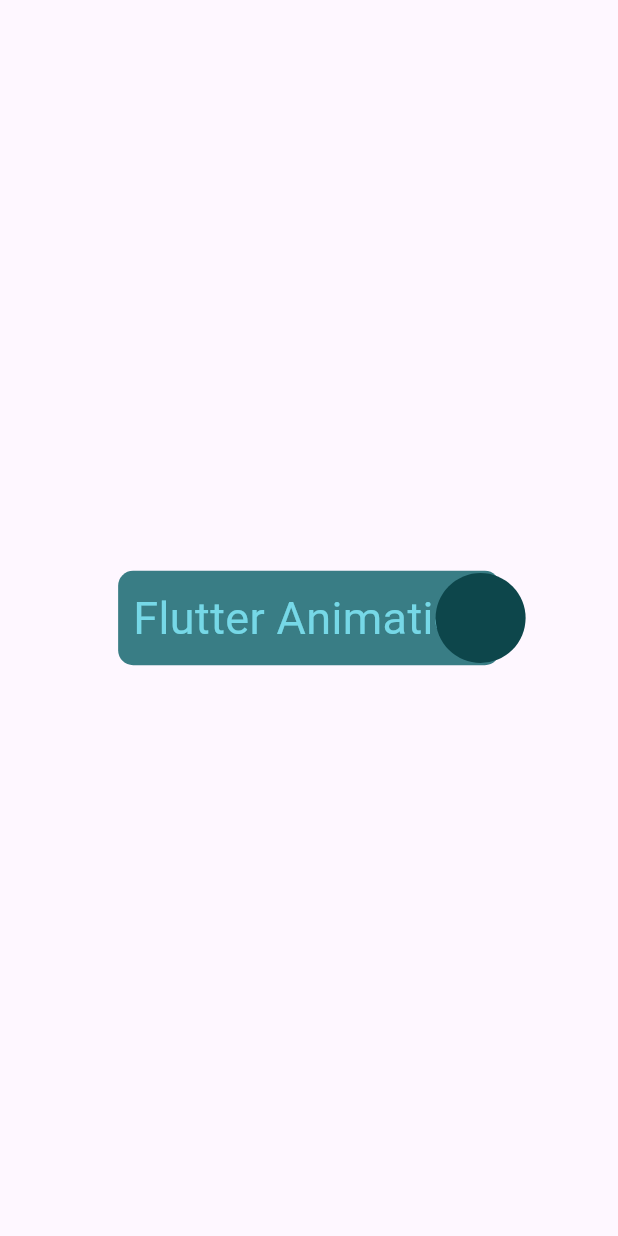
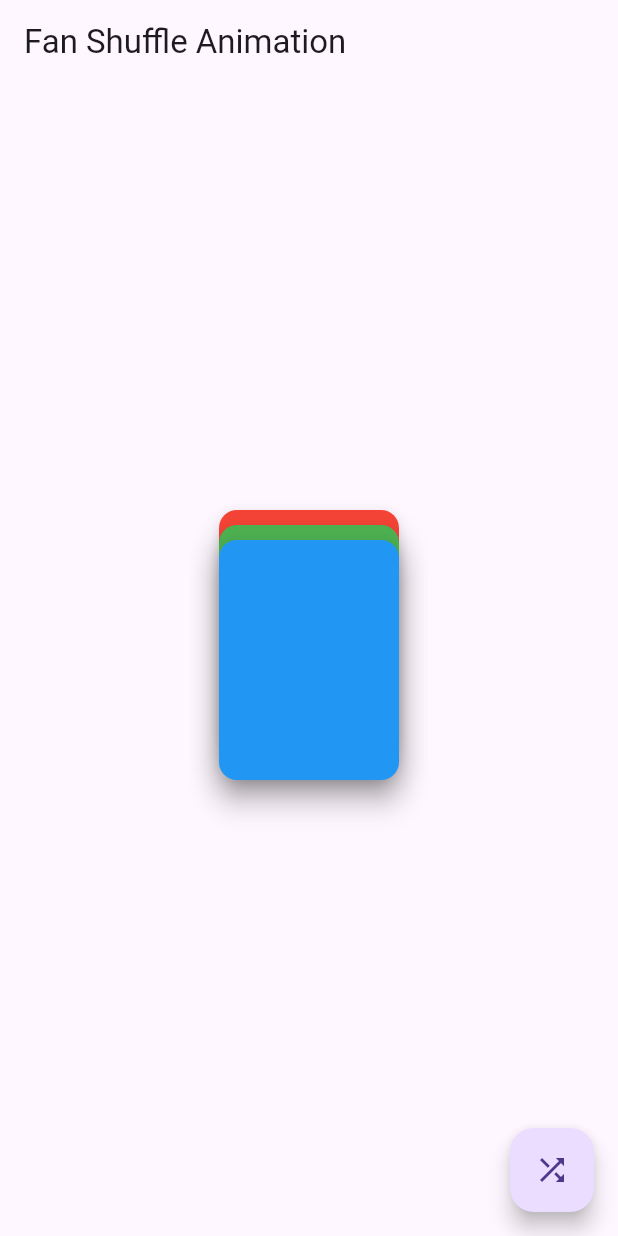
Before and after one commit to TheAsiyaS/newCreations, a Flutter app: the screen it shows after launch, on a phone screen of 412 x 824 dp. Run offline on Flutter 3.47's test engine with Material 3 defaults, Android fonts, the phone set to English and light mode, and no system bars; our stand-ins replace carousel_slider, sqflite; accounts and stored records are empty.

Commit message:
fan shuffle with cards when user press button

```diff
--- /dev/null
+++ b/lib/db/animation/Animationcardmove.dart
@@ -0,0 +1,90 @@
+// flutter card movement 3,2,1 animation (fan shuffle)
+
+
+import 'dart:ui';
+
+import 'package:flutter/material.dart';
+import 'dart:math';
+
+class FanCardAnimation extends StatefulWidget {
+  @override
+  _FanCardAnimationState createState() => _FanCardAnimationState();
+}
+
+class _FanCardAnimationState extends State<FanCardAnimation>
+    with SingleTickerProviderStateMixin {
+  late AnimationController _controller;
+  late Animation<double> _animation;
+  bool isFanned = false;
+
+  @override
+  void initState() {
+    super.initState();
+    _controller = AnimationController(
+      duration: Duration(milliseconds: 500),
+      vsync: this,
+    );
+
+    _animation = CurvedAnimation(parent: _controller, curve: Curves.easeInOut);
+  }
+
+  void toggleFan() {
+    setState(() {
+      isFanned = !isFanned;
+      if (isFanned) {
+        _controller.forward();
+      } else {
+        _controller.reverse();
+      }
+    });
+  }
+
+  Widget buildCard(Color color, double angle, double offset, int index) {
+    return AnimatedBuilder(
+      animation: _animation,
+      builder: (context, child) {
+        final rotate = lerpDouble(0, angle, _animation.value)!;
+        final dx = lerpDouble(0, offset, _animation.value)!;
+        return Transform.translate(
+          offset: Offset(dx, -index * 10.0),
+          child: Transform.rotate(
+            angle: rotate,
+            child: child,
+          ),
+        );
+      },
+      child: Card(
+        elevation: 8,
+        color: color,
+        child: SizedBox(width: 120, height: 160),
+      ),
+    );
+  }
+
+  @override
+  Widget build(BuildContext context) {
+    return Scaffold(
+      appBar: AppBar(title: Text('Fan Shuffle Animation')),
+      body: Center(
+        child: Stack(
+          alignment: Alignment.center,
+          children: [
+            buildCard(Colors.red, -pi / 8, -60, 2),
+            buildCard(Colors.green, 0, 0, 1),
+            buildCard(Colors.blue, pi / 8, 60, 0),
+          ],
+        ),
+      ),
+      floatingActionButton: FloatingActionButton(
+        onPressed: toggleFan,
+        child: Icon(Icons.shuffle),
+      ),
+    );
+  }
+
+  @override
+  void dispose() {
+    _controller.dispose();
+    super.dispose();
+  }
+}
--- a/lib/main.dart
+++ b/lib/main.dart
@@ -1,5 +1,5 @@
 import 'package:flutter/material.dart';
-import 'package:new_creations/db/animation/AnimationText.dart';
+import 'package:new_creations/db/animation/Animationcardmove.dart';
 
 
 void main() {
@@ -11,6 +11,6 @@ class MyApp extends StatelessWidget {
 
   @override
   Widget build(BuildContext context) {
-    return MaterialApp(home: BirdFlyTextAnimation());
+    return MaterialApp(home: FanCardAnimation());
   }
 }
```
